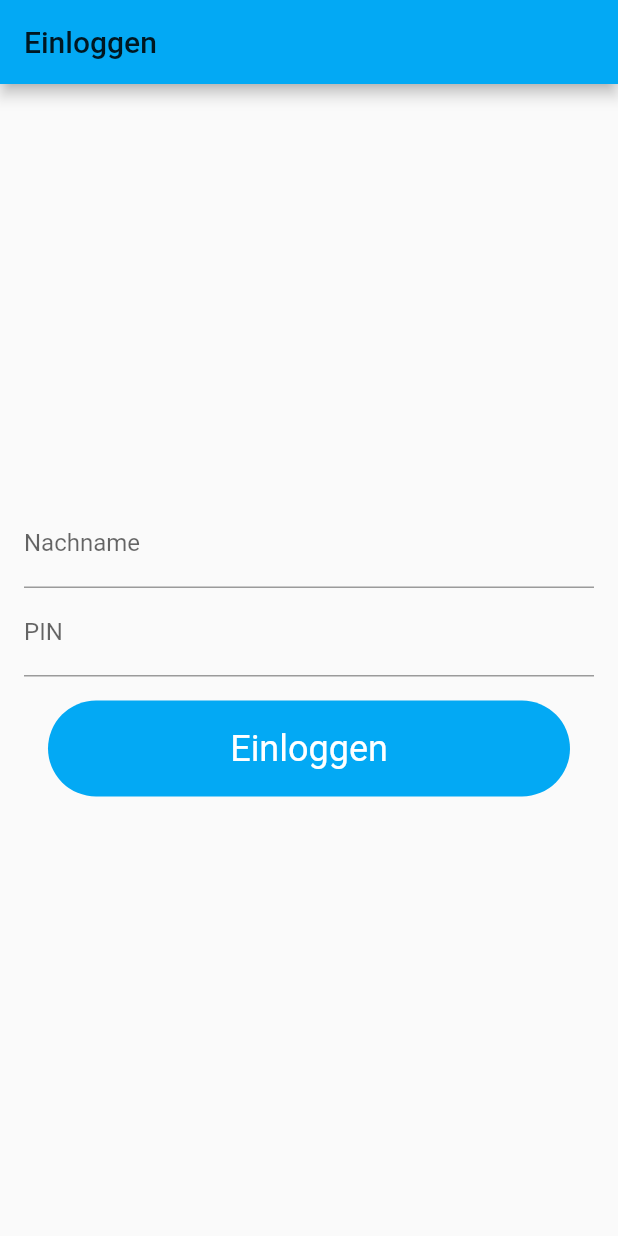
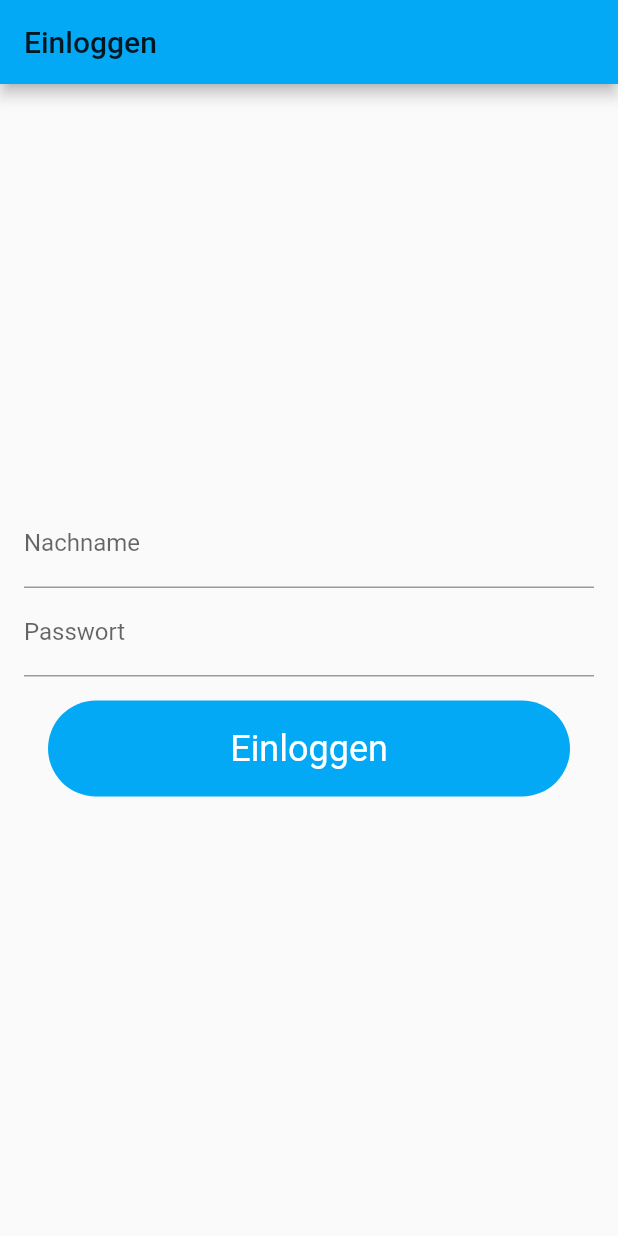
Before and after one commit to Butzlabben/snowwhite_manager_app, a Flutter app: the screen it shows after launch, on a phone screen of 412 x 824 dp. Run offline on Flutter 3.47's test engine with Material 2 defaults, Android fonts, the phone set to English and light mode, and no system bars; our stand-ins replace flutter_secure_storage; missing offline and left inert: qr_code_scanner.

Commit message:
Finished first version

```diff
--- a/lib/main.dart
+++ b/lib/main.dart
@@ -79,11 +79,10 @@ class _MainScreenState extends State<MainScreen> {
                   ),
                   TextFormField(
                     validator: (val) =>
-                        val.isEmpty ? 'Bitte gebe deine PIN an' : null,
+                        val.isEmpty ? 'Bitte gebe dein Passwort an' : null,
                     onSaved: (val) => pin = val,
                     obscureText: true,
-                    decoration: InputDecoration(labelText: 'PIN'),
-                    keyboardType: TextInputType.number,
+                    decoration: InputDecoration(labelText: 'Passwort'),
                   ),
                   Center(
                       child: Button.text(
@@ -109,11 +108,11 @@ class _MainScreenState extends State<MainScreen> {
     Future<String> token = logIn(name, pin);
     token.then((val) async {
       FlutterSecureStorage storage = FlutterSecureStorage();
-      storage.write(key: 'token', value: val);
+      await storage.write(key: 'token', value: val);
       checkUser();
     }).catchError((_) {
       setState(() {
-        message = "Falscher Benutzer oder falsche PIN";
+        message = "Falscher Benutzer oder falsches Passwort";
       });
     });
   }
@@ -121,6 +120,13 @@ class _MainScreenState extends State<MainScreen> {
   checkUser() async {
     FlutterSecureStorage storage = FlutterSecureStorage();
     String token = await storage.read(key: 'token');
+    if (token != null) {
+      bool res = await verifyToken(token);
+      if (!res) {
+        await storage.delete(key: 'token');
+        token = null;
+      }
+    }
     if (_loggedIn != (token != null))
       setState(() {
         _loggedIn = token != null;
```
Also changed, not shown: lib/api.dart (+16 -5 lines), pubspec.yaml (+5 -3 lines), assets/icon/snowwhite.jpg (added), pubspec.lock, 24 other files.
